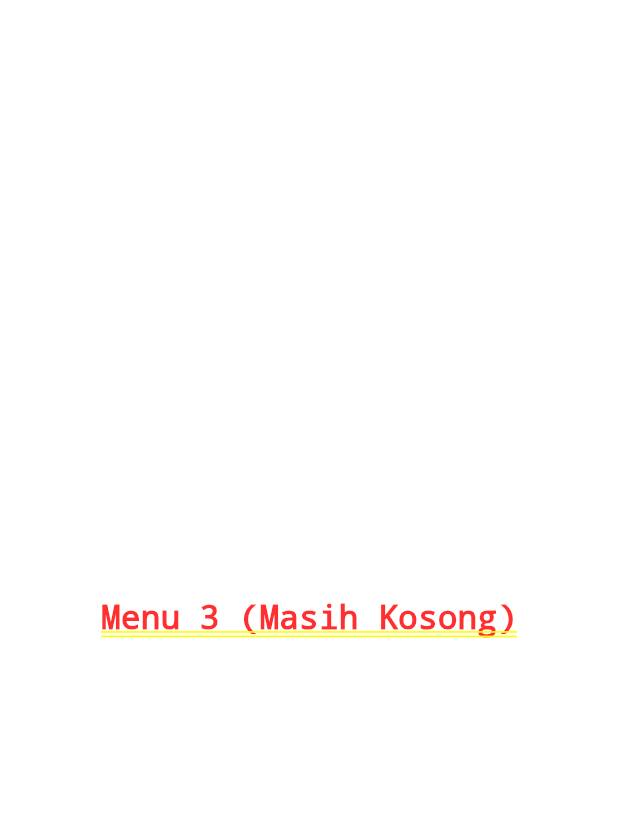
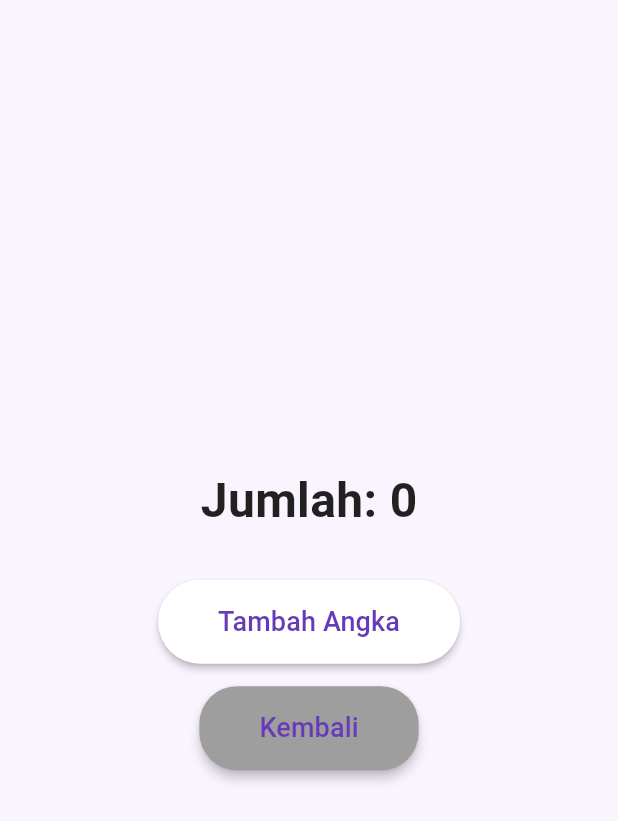
Before and after one commit to Mubarok982/project_uts_pemmobile, a Flutter app: the screen it shows after launch, after a tap on "Masuk", after a tap on "Menu 3", on a phone screen of 412 x 824 dp. Shown: the top 821 px of the screen. Run offline on Flutter 3.47's test engine with Material 3 defaults, Android fonts, the light colour scheme and no system bars.

Commit message:
update UI

```diff
--- a/lib/screens/menu3_page.dart
+++ b/lib/screens/menu3_page.dart
@@ -1,12 +1,78 @@
 import 'package:flutter/material.dart';
 
-class Menu3Page extends StatelessWidget {
+class Menu3Page extends StatefulWidget {
   const Menu3Page({super.key});
 
   @override
+  State<Menu3Page> createState() => _Menu3PageState();
+}
+
+class _Menu3PageState extends State<Menu3Page> {
+  int jumlah = 0;
+
+  void tambahAngka() {
+    setState(() {
+      jumlah++;
+    });
+  }
+
+  @override
   Widget build(BuildContext context) {
-    return const Center(
-      child: Text('Menu 3 (Masih Kosong)', style: TextStyle(fontSize: 22)),
+    return Scaffold(
+      backgroundColor: const Color(0xFFFAF4FF), // warna lembut
+      body: Center(
+        child: Column(
+          mainAxisAlignment: MainAxisAlignment.center,
+          children: [
+            Text(
+              'Jumlah: $jumlah',
+              style: const TextStyle(
+                fontSize: 32,
+                fontWeight: FontWeight.bold,
+                color: Colors.black87,
+              ),
+            ),
+            const SizedBox(height: 30),
+            ElevatedButton(
+              onPressed: tambahAngka,
+              style: ElevatedButton.styleFrom(
+                backgroundColor: Colors.white,
+                foregroundColor: Colors.deepPurple,
+                shape: RoundedRectangleBorder(
+                  borderRadius: BorderRadius.circular(30),
+                ),
+                padding:
+                    const EdgeInsets.symmetric(horizontal: 40, vertical: 15),
+                elevation: 2,
+              ),
+              child: const Text(
+                'Tambah Angka',
+                style: TextStyle(fontSize: 18),
+              ),
+            ),
+            const SizedBox(height: 15),
+            ElevatedButton(
+              onPressed: () {
+                Navigator.pop(context);
+              },
+              style: ElevatedButton.styleFrom(
+                backgroundColor: Colors.grey,
+                foregroundColor: Colors.deepPurple,
+                shape: RoundedRectangleBorder(
+                  borderRadius: BorderRadius.circular(25),
+                ),
+                padding:
+                    const EdgeInsets.symmetric(horizontal: 40, vertical: 15),
+                elevation: 3,
+              ),
+              child: const Text(
+                'Kembali',
+                style: TextStyle(fontSize: 18),
+              ),
+            ),
+          ],
+        ),
+      ),
     );
   }
 }
```
